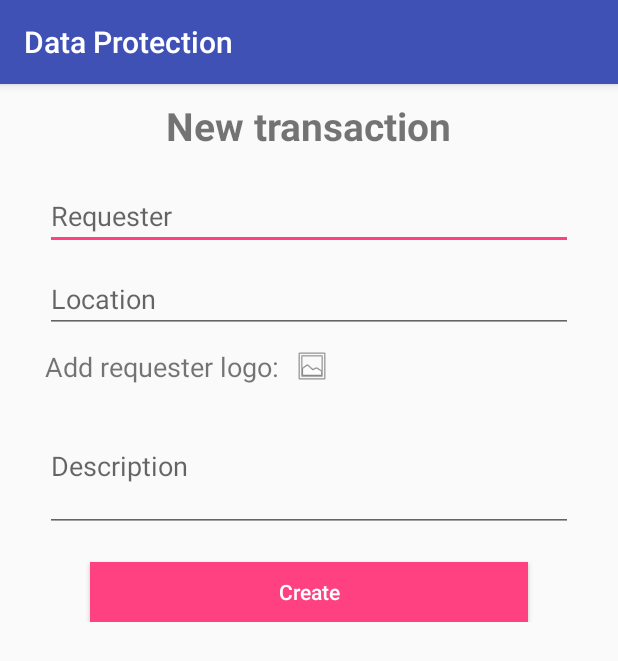
After one commit to SanchoPanchos/DataProtection, an Android app: the TransactionFormActivity screen opened directly, with no data from a screen before it, on a phone screen of 412 x 824 dp. The commit adds this screen. Shown: the top 661 px of the screen. Run offline under Robolectric (Android 15) with nearby library versions, the phone set to English and light mode, and no system bars; network calls fail.

Commit message:
Add form for adding new transaction

```diff
--- a/app/build.gradle
+++ b/app/build.gradle
@@ -21,6 +21,7 @@ android {
 dependencies {
     implementation fileTree(dir: 'libs', include: ['*.jar'])
     implementation 'com.android.support:appcompat-v7:26.1.0'
+    implementation 'com.android.support:design:26.1.0'
     implementation 'com.android.support.constraint:constraint-layout:1.0.2'
     implementation 'com.android.support:support-v4:26.1.0'
     testImplementation 'junit:junit:4.12'
--- a/app/src/main/AndroidManifest.xml
+++ b/app/src/main/AndroidManifest.xml
@@ -2,7 +2,7 @@
 <manifest xmlns:android="http://schemas.android.com/apk/res/android"
     package="com.example.coolteam.dataprotection">
 
-    <uses-permission android:name="android.permission.INTERNET"/>
+    <uses-permission android:name="android.permission.INTERNET" />
 
     <application
         android:allowBackup="true"
@@ -18,6 +18,7 @@
                 <category android:name="android.intent.category.LAUNCHER" />
             </intent-filter>
         </activity>
+        <activity android:name=".transactionform.TransactionFormActivity"></activity>
     </application>
 
 </manifest>
--- /dev/null
+++ b/app/src/main/java/com/example/coolteam/dataprotection/transactionform/TransactionFormActivity.java
@@ -0,0 +1,15 @@
+package com.example.coolteam.dataprotection.transactionform;
+
+import android.support.v7.app.AppCompatActivity;
+import android.os.Bundle;
+
+import com.example.coolteam.dataprotection.R;
+
+public class TransactionFormActivity extends AppCompatActivity {
+
+    @Override
+    protected void onCreate(Bundle savedInstanceState) {
+        super.onCreate(savedInstanceState);
+        setContentView(R.layout.activity_transaction_form);
+    }
+}
--- /dev/null
+++ b/app/src/main/res/layout/activity_transaction_form.xml
@@ -0,0 +1,110 @@
+<?xml version="1.0" encoding="utf-8"?>
+<android.support.constraint.ConstraintLayout xmlns:android="http://schemas.android.com/apk/res/android"
+    xmlns:app="http://schemas.android.com/apk/res-auto"
+    xmlns:tools="http://schemas.android.com/tools"
+    android:layout_width="match_parent"
+    android:layout_height="match_parent"
+    tools:context="com.example.coolteam.dataprotection.transactionform.TransactionFormActivity">
+
+    <RelativeLayout
+        android:layout_width="match_parent"
+        android:layout_height="wrap_content"
+        android:layout_marginLeft="10dp"
+        android:layout_marginRight="10dp"
+        android:layout_marginTop="80dp"
+        android:gravity="center_vertical">
+
+        <TextView
+            android:id="@+id/new_transaction_title"
+            android:layout_width="wrap_content"
+            android:layout_height="wrap_content"
+            android:layout_centerHorizontal="true"
+            android:layout_marginTop="10dp"
+            android:text="@string/new_transaction"
+            android:textSize="26sp"
+            android:textStyle="bold" />
+
+        <EditText
+            android:id="@+id/requester"
+            android:layout_below="@+id/new_transaction_title"
+            android:layout_width="match_parent"
+            android:layout_height="wrap_content"
+            android:layout_centerHorizontal="true"
+            android:layout_marginLeft="20dp"
+            android:layout_marginRight="20dp"
+            android:layout_marginTop="20dp"
+            android:hint="@string/requesterHint"
+            android:inputType="text" />
+
+        <EditText
+            android:id="@+id/location"
+            android:layout_below="@+id/requester"
+            android:layout_width="match_parent"
+            android:layout_height="wrap_content"
+            android:layout_centerHorizontal="true"
+            android:layout_marginLeft="20dp"
+            android:layout_marginRight="20dp"
+            android:layout_marginTop="10dp"
+            android:hint="@string/locationHint"
+            android:inputType="text" />
+
+        <RelativeLayout
+            android:id="@+id/requester_logo_ll"
+            android:layout_width="wrap_content"
+            android:layout_height="wrap_content"
+            android:layout_below="@+id/location"
+            android:layout_marginLeft="20dp"
+            android:layout_marginRight="20dp"
+            android:layout_marginTop="10dp"
+            android:orientation="horizontal">
+
+            <TextView
+                android:id="@+id/add_requester_logo"
+                android:layout_width="wrap_content"
+                android:layout_height="wrap_content"
+                android:text="@string/addRequesterLogoHint"
+                android:textSize="18sp"
+                android:layout_gravity="center"/>
+
+            <ImageButton
+                android:id="@+id/requester_logo"
+                android:layout_width="24dp"
+                android:layout_height="24dp"
+                android:layout_marginLeft="10dp"
+                android:layout_marginRight="20dp"
+                android:layout_toRightOf="@id/add_requester_logo"
+                android:contentDescription="@string/requesterLogoHint"
+                android:background="@android:drawable/ic_menu_gallery" />
+
+        </RelativeLayout>
+
+        <EditText
+            android:id="@+id/description"
+            android:layout_below="@+id/requester_logo_ll"
+            android:layout_width="match_parent"
+            android:layout_height="wrap_content"
+            android:layout_centerHorizontal="true"
+            android:layout_marginLeft="20dp"
+            android:layout_marginRight="20dp"
+            android:layout_marginTop="10dp"
+            android:hint="@string/descriptionHint"
+            android:lines="3"
+            android:maxLines="10"
+            android:inputType="textMultiLine" />
+
+        <Button
+            android:id="@+id/add_new_transaction"
+            android:layout_below="@+id/description"
+            android:layout_width="match_parent"
+            android:layout_height="40dp"
+            android:layout_marginTop="20dp"
+            android:layout_marginRight="50dp"
+            android:layout_marginLeft="50dp"
+            android:background="@color/colorAccent"
+            android:textColor="#fff"
+            android:text="@string/create_new_transaction"
+            android:textAllCaps="false" />
+
+    </RelativeLayout>
+
+</android.support.constraint.ConstraintLayout>
--- a/app/src/main/res/values/strings.xml
+++ b/app/src/main/res/values/strings.xml
@@ -9,4 +9,13 @@
     <string name="status">Status: %1$s</string>
     <string name="transactionCode">Transaction code: %1$s</string>
     <string name="description">Description: %1$s</string>
+
+    <!--Transaction form -->
+    <string name="new_transaction">New transaction</string>
+    <string name="requesterHint">Requester</string>
+    <string name="locationHint">Location</string>
+    <string name="requesterLogoHint">Requester Logo</string>
+    <string name="descriptionHint">Description</string>
+    <string name="addRequesterLogoHint">Add requester logo:</string>
+    <string name="create_new_transaction">Create</string>
 </resources>
```
Also changed, not shown: app/src/main/java/com/example/coolteam/dataprotection/fragments/TransactionsListFragment.java (+24 -3 lines), app/src/main/res/drawable/ic_add.xml (added, +9 -0 lines), app/src/main/res/layout/fragment_transactions_list.xml (+26 -9 lines).
